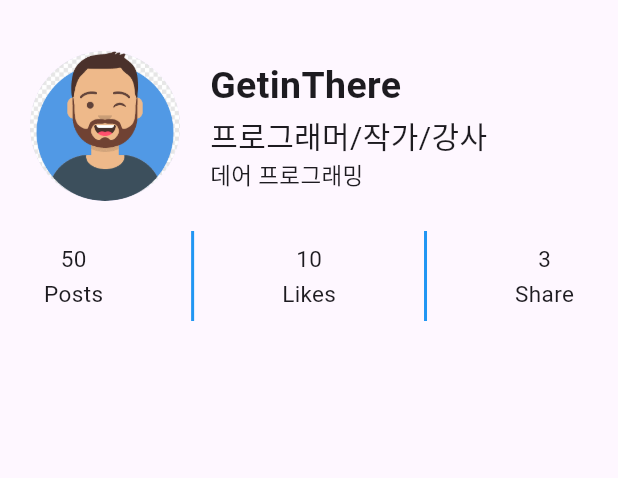
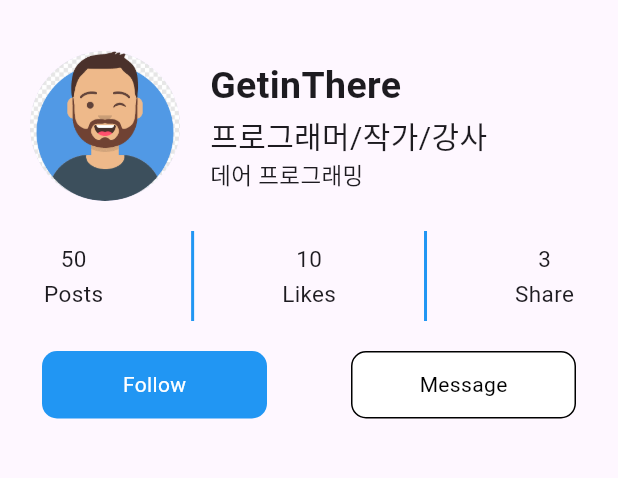
Before and after one commit to hyeonnnit/flutter_profileApp_scroll, a Flutter app: the screen it shows after launch, on a phone screen of 412 x 824 dp, the part 63-541 px from its top. Run offline on Flutter 3.47's test engine with Material 3 defaults, Android fonts, the phone set to English and light mode, and no system bars.

Commit message:
profile_button / _buildFollowButton, _buildMessageButton

```diff
--- a/lib/components/profile_buttons.dart
+++ b/lib/components/profile_buttons.dart
@@ -13,9 +13,44 @@ class ProfileButtons extends StatelessWidget {
     );
   }
   Widget _buildFollowButton(){
-    return SizedBox();
+    return InkWell(
+      onTap: (){
+        print("Follow 버튼 클릭됨");
+      },
+      child: Container(
+        alignment: Alignment.center,
+        width: 150,
+        height: 45,
+        child: Text(
+          "Follow",
+          style: TextStyle(color: Colors.white),
+        ),
+        decoration: BoxDecoration(
+          color: Colors.blue,
+          borderRadius: BorderRadius.circular(10),
+        ),
+      ),
+    );
   }
   Widget _buildMessageButton(){
-    return SizedBox();
+    return InkWell(
+      onTap: (){
+        print("Message 버튼 클릭됨");
+      },
+      child: Container(
+        alignment: Alignment.center,
+        width: 150,
+        height: 45,
+        child: Text(
+          "Message",
+          style: TextStyle(color: Colors.black),
+        ),
+        decoration: BoxDecoration(
+          color: Colors.white,
+          borderRadius: BorderRadius.circular(10),
+          border: Border.all(),
+        ),
+      ),
+    );
   }
 }
```
